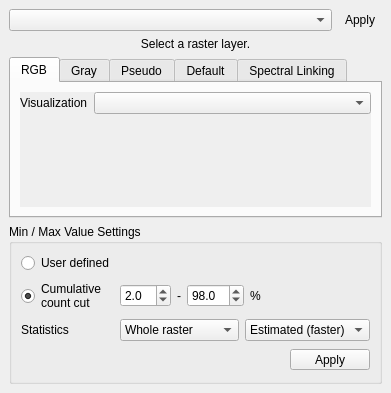
Before: the Qt Designer form enmapbox/coreapps/wavebandlocatorapp/wavebandlocatordockwidget.ui in jakimowb/enmapbox_testmigration2, drawn with Qt 5.
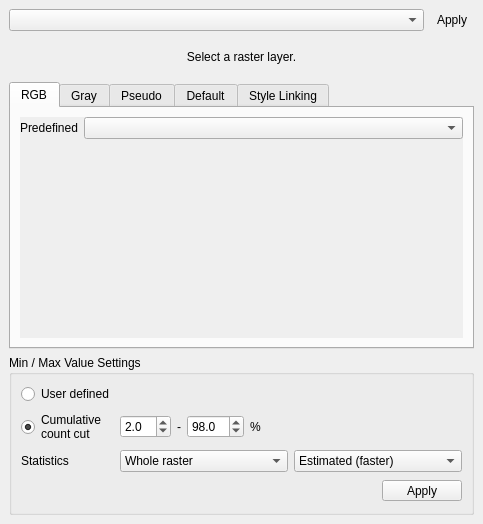
After: the same form once the commit is applied. The open tabs and pages were chosen to show the change. Icons and pictures are not drawn. Custom widgets are drawn as their Qt base class.

The edit to the form file:
```diff
--- a/enmapbox/coreapps/wavebandlocatorapp/wavebandlocatordockwidget.ui
+++ b/enmapbox/coreapps/wavebandlocatorapp/wavebandlocatordockwidget.ui
@@ -6,8 +6,8 @@
    <rect>
     <x>0</x>
     <y>0</y>
-    <width>391</width>
-    <height>393</height>
+    <width>483</width>
+    <height>524</height>
    </rect>
   </property>
   <property name="sizePolicy">
@@ -134,8 +134,8 @@
             <rect>
              <x>0</x>
              <y>0</y>
-             <width>349</width>
-             <height>102</height>
+             <width>441</width>
+             <height>223</height>
             </rect>
            </property>
            <layout class="QVBoxLayout" name="verticalLayout_6">
@@ -164,7 +164,7 @@
                    </sizepolicy>
                   </property>
                   <property name="text">
-                   <string>Visualization</string>
+                   <string>Predefined</string>
                   </property>
                  </widget>
                 </item>
@@ -367,7 +367,7 @@
       </widget>
       <widget class="QWidget" name="tab_5">
        <attribute name="title">
-        <string>Spectral Linking</string>
+        <string>Style Linking</string>
        </attribute>
        <layout class="QVBoxLayout" name="verticalLayout_8">
         <item>
@@ -724,17 +724,17 @@
    <extends>QComboBox</extends>
    <header>qgsmaplayercombobox.h</header>
   </customwidget>
-  <customwidget>
-   <class>WavebandLocatorBandWidget</class>
-   <extends>QWidget</extends>
-   <header>wavebandlocatorapp.wavebandlocatorbandwidget</header>
-   <container>1</container>
-  </customwidget>
   <customwidget>
    <class>QgsColorRampButton</class>
    <extends>QToolButton</extends>
    <header>qgis.gui</header>
   </customwidget>
+  <customwidget>
+   <class>WavebandLocatorBandWidget</class>
+   <extends>QWidget</extends>
+   <header>wavebandlocatorapp.wavebandlocatorbandwidget</header>
+   <container>1</container>
+  </customwidget>
  </customwidgets>
  <resources/>
  <connections/>
```
Left out of the diff: 12 changed lines with no effect on the pictures.
